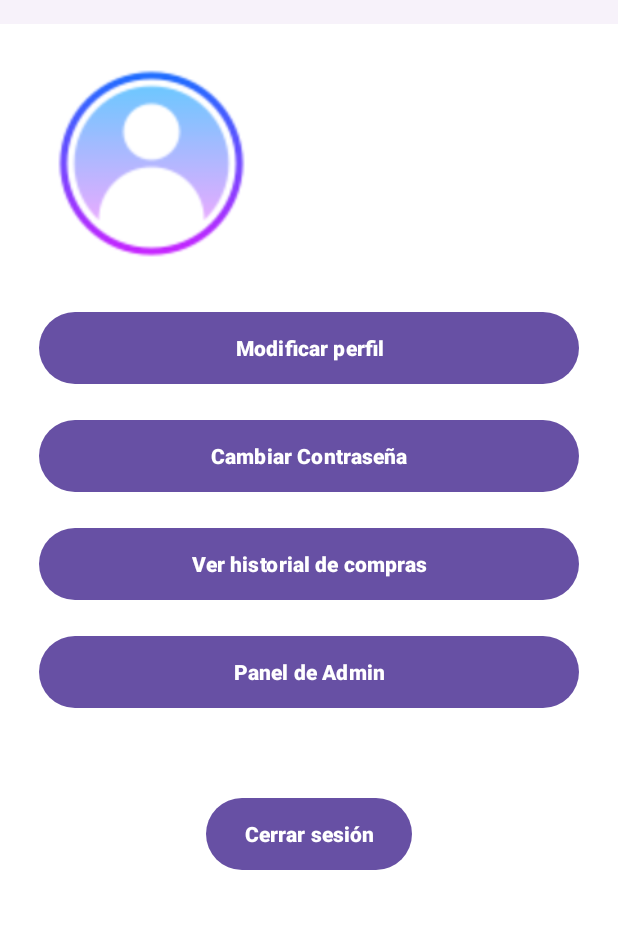
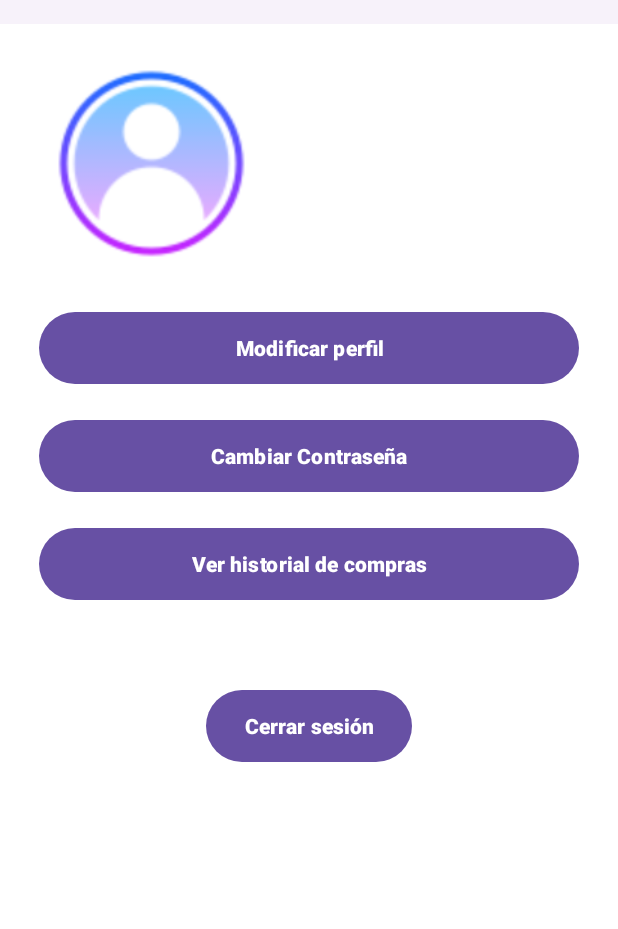
Before and after one commit to AnimatiWA/AnimatiApp, an Android app: the ProfileActivity screen opened directly, with no data from a screen before it, on a phone screen of 412 x 824 dp, the part 105-1034 px from its top. Run offline under Robolectric (Android 15) with nearby library versions, the phone set to English and light mode, and no system bars; our stand-ins replace Volley; Roboto replaces fonts that are not available here.

Commit message:
Se agrega control para que el botón del panel de admin solo se muestre para usuarios Admin

```diff
--- a/AnimatiApp Android/app/src/main/java/com/example/animatiappandroid/ProfileActivity.java
+++ b/AnimatiApp Android/app/src/main/java/com/example/animatiappandroid/ProfileActivity.java
@@ -30,7 +30,7 @@ public class ProfileActivity extends AppCompatActivity {
     private static final String TAG = "ProfileActivity";  // Definimos una etiqueta para el registro
     private ImageView profileImage;
     private TextView userName;
-    private Button changeEmailButton, changePasswordButton, viewPurchaseHistoryButton, viewOrderTrackingButton, modifyProfileButton, logoutButton;
+    private Button changeEmailButton, changePasswordButton, viewPurchaseHistoryButton, viewOrderTrackingButton, modifyProfileButton, logoutButton, adminButton;
     private RequestQueue requestQueue;
     private SharedPreferences preferences;
     private String token;
@@ -48,6 +48,7 @@ public class ProfileActivity extends AppCompatActivity {
         viewOrderTrackingButton = findViewById(R.id.view_order_tracking_button);
         logoutButton = findViewById(R.id.logout_button);
         modifyProfileButton = findViewById(R.id.modify_profile_button);
+        adminButton = findViewById(R.id.admin_button);
 
         requestQueue = Volley.newRequestQueue(this);
         preferences = getSharedPreferences("AnimatiPreferencias", Context.MODE_PRIVATE);
@@ -97,7 +98,6 @@ public class ProfileActivity extends AppCompatActivity {
         });
 
 
-        Button adminButton = findViewById(R.id.admin_button);
         adminButton.setOnClickListener(view -> {
             Intent intent = new Intent(ProfileActivity.this, AdminActivity.class);
             startActivity(intent);
@@ -134,6 +134,7 @@ public class ProfileActivity extends AppCompatActivity {
                         try {
                             Log.d(TAG, "Respuesta JSON: " + response.toString());
                             String firstName = response.getString("first_name");
+                            Boolean admin = response.getBoolean("is_staff");
                             //String lastName = response.getString("last_name");
                             String welcomeMessage;
 
@@ -143,10 +144,19 @@ public class ProfileActivity extends AppCompatActivity {
                                 welcomeMessage = "Bienvenido, " + firstName;
                             }
 
+                            if(admin){
+
+                                adminButton.setVisibility(View.VISIBLE);
+                            } else { // Convengamos que esto no debería ser necesario, pero lo dejo por las dudas :P
+
+                                adminButton.setVisibility(View.GONE);
+                            }
+
                             userName.setText(welcomeMessage);
                         } catch (JSONException e) {
                             Log.e(TAG, "Error al procesar la respuesta JSON", e);
                             Toast.makeText(ProfileActivity.this, "Error al procesar la respuesta", Toast.LENGTH_SHORT).show();
+                            adminButton.setVisibility(View.GONE); //Esto tampoco es estrictamente necesario pero por las dudas
                         }
                     }
                 },
@@ -155,6 +165,7 @@ public class ProfileActivity extends AppCompatActivity {
                     public void onErrorResponse(VolleyError error) {
                         Log.e(TAG, "Error en la solicitud GET", error);
                         Toast.makeText(ProfileActivity.this, "Error al obtener los datos: " + error.toString(), Toast.LENGTH_SHORT).show();
+                        adminButton.setVisibility(View.GONE); //Esto tampoco es estrictamente necesario pero por las dudas
                     }
                 }
         ) {
--- a/AnimatiApp Android/app/src/main/res/layout/activity_profile.xml
+++ b/AnimatiApp Android/app/src/main/res/layout/activity_profile.xml
@@ -138,6 +138,7 @@
                 android:background="@drawable/rounded_button_background"
                 android:textColor="#FFFFFF"
                 android:textStyle="bold"
+                android:visibility="gone"
                 android:layout_marginStart="16dp"
                 android:layout_marginEnd="16dp"
                 android:layout_marginTop="24dp" />
```
